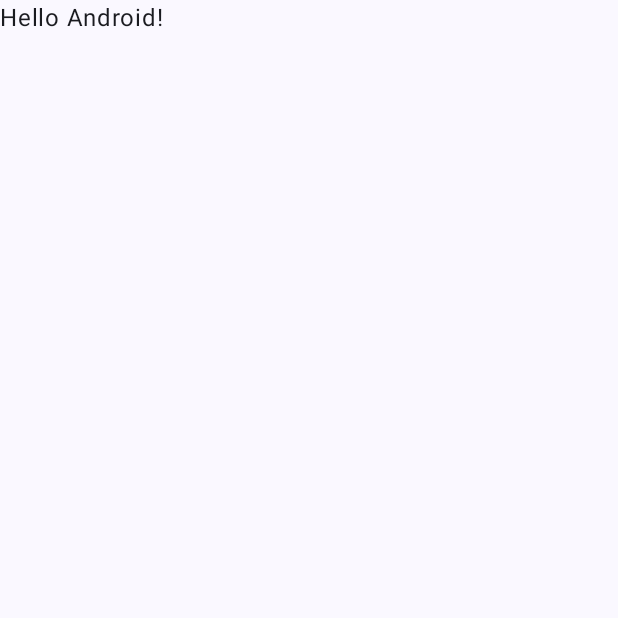
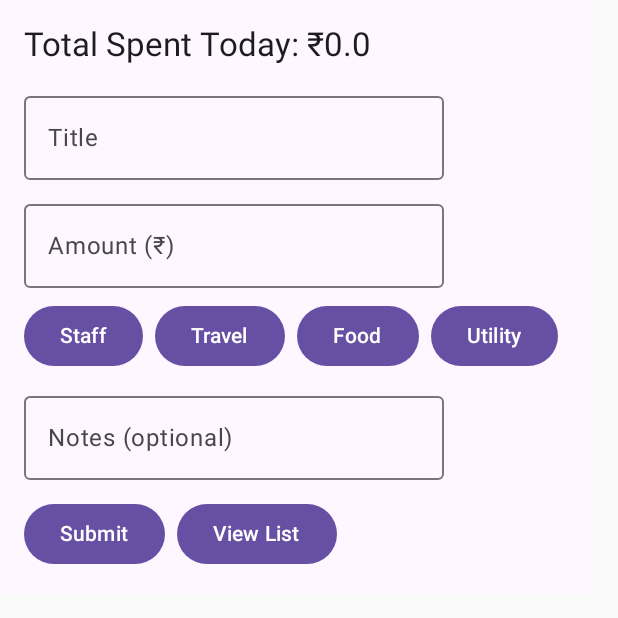
Before and after one commit to sunilshiv/SmartExpenseTracker, an Android app built with Jetpack Compose: the screen it shows after launch (MainActivity), on a phone screen of 412 x 824 dp, the top half of it. Before the commit the part shown is almost empty. Run offline under Robolectric (Android 15) with nearby library versions, the phone set to English and light mode, and no system bars; our stand-ins replace Dagger/Hilt's generated code, Room's generated code; libraries missing offline, so code that uses them is left out: ads_mobile_sdk.h6.

Commit message:
Add ui layer related screens and viewmodel

```diff
--- a/app/src/main/AndroidManifest.xml
+++ b/app/src/main/AndroidManifest.xml
@@ -3,6 +3,7 @@
     xmlns:tools="http://schemas.android.com/tools">
 
     <application
+        android:name=".App"
         android:allowBackup="true"
         android:dataExtractionRules="@xml/data_extraction_rules"
         android:fullBackupContent="@xml/backup_rules"
--- /dev/null
+++ b/app/src/main/java/com/assignent/expensetracker/App.kt
@@ -0,0 +1,7 @@
+package com.assignent.expensetracker
+
+import android.app.Application
+import dagger.hilt.android.HiltAndroidApp
+
+@HiltAndroidApp
+class App : Application()
--- a/app/src/main/java/com/assignent/expensetracker/MainActivity.kt
+++ b/app/src/main/java/com/assignent/expensetracker/MainActivity.kt
@@ -1,47 +1,71 @@
 package com.assignent.expensetracker
 
+import android.content.res.Resources
 import android.os.Bundle
 import androidx.activity.ComponentActivity
 import androidx.activity.compose.setContent
-import androidx.activity.enableEdgeToEdge
-import androidx.compose.foundation.layout.fillMaxSize
-import androidx.compose.foundation.layout.padding
-import androidx.compose.material3.Scaffold
-import androidx.compose.material3.Text
+import androidx.compose.material3.MaterialTheme
+import androidx.compose.material3.Surface
 import androidx.compose.runtime.Composable
-import androidx.compose.ui.Modifier
-import androidx.compose.ui.tooling.preview.Preview
-import com.assignent.expensetracker.ui.theme.SmartExpenseTrackerTheme
+import androidx.navigation.compose.NavHost
+import androidx.navigation.compose.composable
+import androidx.navigation.compose.rememberNavController
+import com.assignent.expensetracker.ui.nav.ExpenseNavGraph
+import com.assignent.expensetracker.ui.screens.ExpenseEntryScreen
+import com.assignent.expensetracker.ui.screens.ExpenseListScreen
+import com.assignent.expensetracker.ui.screens.ExpenseReportScreen
+import dagger.hilt.android.AndroidEntryPoint
 
+@AndroidEntryPoint
 class MainActivity : ComponentActivity() {
     override fun onCreate(savedInstanceState: Bundle?) {
         super.onCreate(savedInstanceState)
-        enableEdgeToEdge()
         setContent {
-            SmartExpenseTrackerTheme {
-                Scaffold(modifier = Modifier.fillMaxSize()) { innerPadding ->
-                    Greeting(
-                        name = "Android",
-                        modifier = Modifier.padding(innerPadding)
-                    )
+            val navController = rememberNavController()
+
+            Surface(color = MaterialTheme.colorScheme.background) {
+                NavHost(
+                    navController = navController,
+                    startDestination = "entry"
+                ) {
+                    composable("entry") {
+                        ExpenseEntryScreen(
+                            onNavigateToList = { navController.navigate("list") }
+                        )
+                    }
+                    composable("list") {
+                        ExpenseListScreen(
+                            onNavigateToReport = { navController.navigate("report") }
+                        )
+                    }
+                    composable("report") {
+                        ExpenseReportScreen()
+                    }
                 }
             }
         }
     }
 }
 
+/*
 @Composable
-fun Greeting(name: String, modifier: Modifier = Modifier) {
-    Text(
-        text = "Hello $name!",
-        modifier = modifier
-    )
-}
+fun ExpenseApp() {
+    val navController = rememberNavController()
 
-@Preview(showBackground = true)
-@Composable
-fun GreetingPreview() {
-    SmartExpenseTrackerTheme {
-        Greeting("Android")
+    Surface(color = Resources.Theme.colors.background) {
+        NavHost(
+            navController = navController,
+            startDestination = "entry"   // ✅ Start at ExpenseEntryScreen
+        ) {
+            composable("entry") {
+                ExpenseEntryScreen(onNavigateToList = { navController.navigate("list") })
+            }
+            composable("list") {
+                ExpenseListScreen(onNavigateToReport = { navController.navigate("report") })
+            }
+            composable("report") {
+                ExpenseReportScreen()
+            }
+        }
     }
-}
+}*/
--- a/app/src/main/java/com/assignent/expensetracker/di/RepoModule.kt
+++ b/app/src/main/java/com/assignent/expensetracker/di/RepoModule.kt
@@ -26,7 +26,9 @@ object AppModule {
     @Provides
     @Singleton
     fun provideDatabase(@ApplicationContext ctx: Context): AppDatabase {
-        return Room.databaseBuilder(ctx, AppDatabase::class.java, "expense_db").fallbackToDestructiveMigration().build()
+        return Room.databaseBuilder(ctx, AppDatabase::class.java, "expense_db")
+            .fallbackToDestructiveMigration(false)
+            .build()
     }
 
     @Provides
--- /dev/null
+++ b/app/src/main/java/com/assignent/expensetracker/ui/screens/ExpenseEntryScreen.kt
@@ -0,0 +1,77 @@
+package com.assignent.expensetracker.ui.screens
+
+import ads_mobile_sdk.h6
+import android.widget.Toast
+import androidx.compose.animation.core.animateFloatAsState
+import androidx.compose.foundation.layout.*
+import androidx.compose.foundation.text.KeyboardOptions
+import androidx.compose.material.*
+import androidx.compose.material3.Button
+import androidx.compose.material3.MaterialTheme
+import androidx.compose.material3.OutlinedTextField
+import androidx.compose.material3.Text
+import androidx.compose.runtime.*
+import androidx.compose.ui.Modifier
+import androidx.compose.ui.platform.LocalContext
+import androidx.compose.ui.text.input.KeyboardType
+import androidx.compose.ui.unit.dp
+import com.assignent.expensetracker.data.model.Expense
+import com.assignent.expensetracker.ui.viewmodels.ExpenseViewModel
+import androidx.hilt.navigation.compose.hiltViewModel
+import java.util.*
+
+@Composable
+fun ExpenseEntryScreen(
+    viewModel: ExpenseViewModel = hiltViewModel(),
+    onNavigateToList: () -> Unit
+) {
+    val ctx = LocalContext.current
+    val state by viewModel.uiState.collectAsState()
+    var title by remember { mutableStateOf("") }
+    var amountText by remember { mutableStateOf("") }
+    var category by remember { mutableStateOf("Staff") }
+    var notes by remember { mutableStateOf("") }
+
+    // sample submit animation: scale on submit
+    val animateScale by remember { mutableStateOf(1f) }
+    val scale = animateFloatAsState(targetValue = animateScale)
+
+    Column(modifier = androidx.compose.ui.Modifier.padding(16.dp)) {
+        Text("Total Spent Today: ₹${state.totalToday}", style = MaterialTheme.typography.titleLarge )
+        Spacer(Modifier.height(12.dp))
+
+        OutlinedTextField(value = title, onValueChange = { title = it }, label = { Text("Title") })
+        Spacer(Modifier.height(8.dp))
+        OutlinedTextField(value = amountText, onValueChange = { amountText = it }, label = { Text("Amount (₹)") },
+            keyboardOptions = KeyboardOptions(keyboardType = KeyboardType.Number))
+        Spacer(Modifier.height(8.dp))
+        Row {
+            listOf("Staff", "Travel", "Food", "Utility").forEach { cat ->
+                Button(onClick = { category = cat }, modifier = androidx.compose.ui.Modifier.padding(end = 8.dp)) {
+                    Text(cat)
+                }
+            }
+        }
+        Spacer(Modifier.height(8.dp))
+        OutlinedTextField(value = notes, onValueChange = { if (it.length <= 100) notes = it }, label = { Text("Notes (optional)") })
+        Spacer(Modifier.height(12.dp))
+        Row {
+            Button(onClick = {
+                val amt = amountText.toDoubleOrNull() ?: 0.0
+                val expense = Expense(title = title, amount = amt, category = category, notes = notes)
+                viewModel.addExpense(expense)
+            }) {
+                Text("Submit")
+            }
+            Spacer(Modifier.width(8.dp))
+            Button(onClick = onNavigateToList) { Text("View List") }
+        }
+    }
+
+    LaunchedEffect(state.message) {
+        state.message?.let {
+            Toast.makeText(ctx, it, Toast.LENGTH_SHORT).show()
+            viewModel.clearMessage()
+        }
+    }
+}
--- /dev/null
+++ b/app/src/main/java/com/assignent/expensetracker/ui/viewmodels/ExpenseViewModel.kt
@@ -0,0 +1,73 @@
+package com.assignent.expensetracker.ui.viewmodels
+
+import androidx.lifecycle.ViewModel
+import androidx.lifecycle.viewModelScope
+import com.assignent.expensetracker.data.model.Expense
+import com.assignent.expensetracker.domain.usecase.AddExpenseUseCase
+import com.assignent.expensetracker.domain.usecase.GetExpensesByDateUseCase
+import com.assignent.expensetracker.domain.usecase.GetReportUseCase
+import dagger.hilt.android.lifecycle.HiltViewModel
+import kotlinx.coroutines.flow.*
+import kotlinx.coroutines.launch
+import javax.inject.Inject
+
+data class ExpenseUiState(
+    val todaysExpenses: List<Expense> = emptyList(),
+    val totalToday: Double = 0.0,
+    val message: String? = null,
+    val loading: Boolean = true,
+    val groupByCategory: Boolean = false // 👈 added back
+)
+
+@HiltViewModel
+class ExpenseViewModel @Inject constructor(
+    private val addExpenseUseCase: AddExpenseUseCase,
+    private val getExpensesByDateUseCase: GetExpensesByDateUseCase,
+    private val getReportUseCase: GetReportUseCase
+) : ViewModel() {
+
+    private val _uiState = MutableStateFlow(ExpenseUiState())
+    val uiState: StateFlow<ExpenseUiState> = _uiState.asStateFlow()
+
+    private val selectedDate = MutableStateFlow(System.currentTimeMillis())
+
+    init {
+        selectedDate
+            .flatMapLatest { date -> getExpensesByDateUseCase(date) }
+            .onEach { expenses ->
+                val total = expenses.sumOf { it.amount }
+                _uiState.update {
+                    it.copy(
+                        todaysExpenses = expenses,
+                        totalToday = total,
+                        loading = false
+                    )
+                }
+            }
+            .launchIn(viewModelScope)
+    }
+
+    fun addExpense(expense: Expense) {
+        viewModelScope.launch {
+            if (expense.title.isBlank() || expense.amount <= 0.0) {
+                _uiState.update { it.copy(message = "Title required and amount > 0") }
+                return@launch
+            }
+            addExpenseUseCase(expense)
+            _uiState.update { it.copy(message = "Expense added") }
+        }
+    }
+
+    fun clearMessage() {
+        _uiState.update { it.copy(message = null) }
+    }
+
+    fun setDate(dateMillis: Long) {
+        selectedDate.value = dateMillis
+    }
+
+    // 👇 Added back
+    fun toggleGroupBy() {
+        _uiState.update { it.copy(groupByCategory = !it.groupByCategory) }
+    }
+}
```
Also changed, not shown: app/build.gradle.kts (+8 -1 lines), app/src/main/java/com/assignent/expensetracker/ui/nav/ExpenseNavGraph.kt (added, +19 -0 lines), app/src/main/java/com/assignent/expensetracker/ui/screens/ExpenseListScreen.kt (added, +48 -0 lines), app/src/main/java/com/assignent/expensetracker/ui/screens/ExpenseReportScreen.kt (added, +24 -0 lines), gradle/libs.versions.toml (+17 -5 lines).
